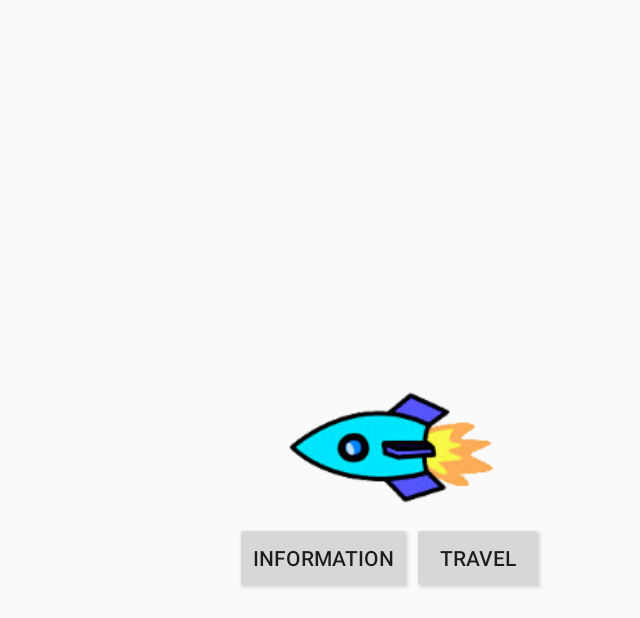
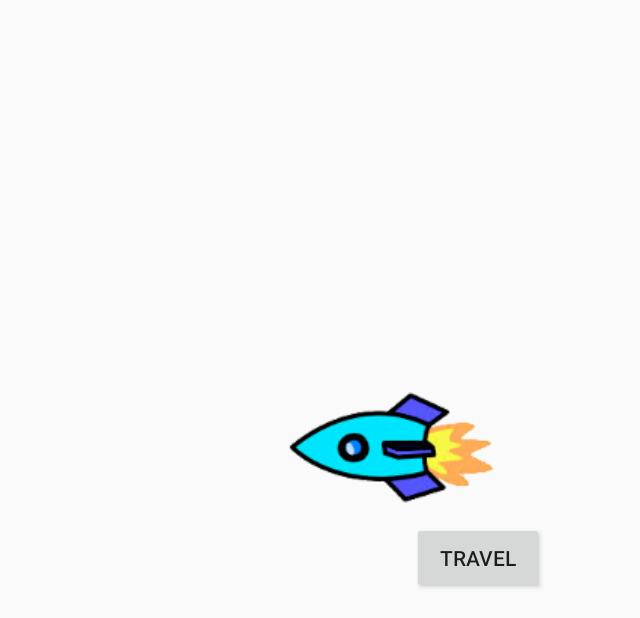
Before and after one commit to achepey/SpaceTrail, an Android app: the GameSceenActivity screen opened directly, with no data from a screen before it, on a phone screen of 824 x 412 dp (held sideways). Shown: the whole screen, without its empty margins (596-1236 px from the left). Run offline under Robolectric (Android 15) with nearby library versions, the phone set to English and light mode, and no system bars.

Commit message:
Refactoring Classes and removing error prone buttons

```diff
--- a/app/src/main/java/team19/spacetrail/game_info.java
+++ b/app/src/main/java/team19/spacetrail/GameInfoActivity.java
@@ -6,7 +6,7 @@ import android.view.Menu;
 import android.view.MenuItem;
 
 
-public class game_info extends Activity {
+public class GameInfoActivity extends Activity {
 
     @Override
     protected void onCreate(Bundle savedInstanceState) {
--- a/app/src/main/java/team19/spacetrail/game_screen.java
+++ b/app/src/main/java/team19/spacetrail/GameSceenActivity.java
@@ -2,7 +2,6 @@ package team19.spacetrail;
 
 import android.app.Activity;
 import android.app.AlertDialog;
-import android.content.Intent;
 import android.content.Intent;
 import android.os.Bundle;
 import android.view.GestureDetector;
@@ -13,14 +12,12 @@ import android.view.View;
 import android.view.Window;
 import android.view.WindowManager;
 import android.view.animation.TranslateAnimation;
-import android.widget.Button;
 import android.widget.ImageView;
-import android.widget.TextView;
 
 import java.util.ArrayList;
 
 
-public class game_screen extends Activity implements GestureDetector.OnGestureListener, GestureDetector.OnDoubleTapListener {
+public class GameSceenActivity extends Activity implements GestureDetector.OnGestureListener, GestureDetector.OnDoubleTapListener {
 
     private ImageView spaceship;
     private ArrayList<ImageView> planets;
@@ -108,7 +105,7 @@ public class game_screen extends Activity implements GestureDetector.OnGestureLi
 
     @Override
     public void onLongPress(MotionEvent event) {
-        Intent intent = new Intent(this, game_info.class);
+        Intent intent = new Intent(this, GameInfoActivity.class);
         startActivity(intent);
     }
 
--- a/app/src/main/java/team19/spacetrail/MainActivity.java
+++ b/app/src/main/java/team19/spacetrail/MainActivity.java
@@ -47,7 +47,7 @@ public class MainActivity extends Activity {
     }
     /* Called when the user hits the send to space button */
     public void headToSpace(View view) {
-        Intent intent = new Intent(this, game_screen.class);
+        Intent intent = new Intent(this, GameSceenActivity.class);
         TextView fuel = (TextView) findViewById(R.id.fuelQuantity);
         int fuelint = Integer.parseInt(fuel.getText().toString());
 
@@ -68,7 +68,7 @@ public class MainActivity extends Activity {
     }
 
     public void gameScreen(View view) {
-        Intent intent = new Intent(this, game_screen.class);
+        Intent intent = new Intent(this, GameSceenActivity.class);
         startActivity(intent);
         finish();
     }
--- a/app/src/main/res/layout/activity_game_screen.xml
+++ b/app/src/main/res/layout/activity_game_screen.xml
@@ -4,7 +4,7 @@
     android:paddingRight="@dimen/activity_horizontal_margin"
     android:paddingTop="@dimen/activity_vertical_margin"
     android:paddingBottom="@dimen/activity_vertical_margin"
-    tools:context="team19.spacetrail.game_screen">
+    tools:context="team19.spacetrail.GameSceenActivity">
 
     <ImageView
         android:id="@+id/spaceship"
@@ -91,7 +91,6 @@
         android:layout_width="wrap_content"
         android:layout_height="wrap_content"
         android:visibility="invisible"
-        android:layout_above="@+id/gameInfo"
         android:layout_alignParentLeft="true"
         android:layout_alignParentStart="true" />
 
@@ -105,14 +104,4 @@
         android:layout_alignParentEnd="true"
         android:onClick="moveShip"/>
 
-    <Button
-        android:layout_width="wrap_content"
-        android:layout_height="wrap_content"
-        android:text="@string/gameScreen_info"
-        android:id="@+id/gameInfo"
-        android:layout_alignTop="@+id/makeMove"
-        android:layout_toLeftOf="@+id/makeMove"
-        android:layout_toStartOf="@+id/makeMove"
-        android:onClick="gameInfoScreen"/>
-
 </RelativeLayout>
--- a/app/src/main/res/layout/activity_load_game.xml
+++ b/app/src/main/res/layout/activity_load_game.xml
@@ -4,8 +4,7 @@
     android:paddingRight="@dimen/activity_horizontal_margin"
     android:paddingTop="@dimen/activity_vertical_margin"
     android:paddingBottom="@dimen/activity_vertical_margin"
-    android:orientation="vertical"
-    tools:context="team19.spacetrail.load_game">
+    android:orientation="vertical">
 
     <ViewFlipper
         android:layout_width="match_parent"
--- a/app/src/main/res/menu/menu_game_info.xml
+++ b/app/src/main/res/menu/menu_game_info.xml
@@ -1,5 +1,5 @@
 <menu xmlns:android="http://schemas.android.com/apk/res/android"
-    xmlns:tools="http://schemas.android.com/tools" tools:context="team19.spacetrail.game_info">
+    xmlns:tools="http://schemas.android.com/tools" tools:context="team19.spacetrail.GameInfoActivity">
     <item android:id="@+id/action_settings" android:title="@string/action_settings"
         android:orderInCategory="100" android:showAsAction="never" />
 </menu>
--- a/app/src/main/res/menu/menu_game_screen.xml
+++ b/app/src/main/res/menu/menu_game_screen.xml
@@ -1,5 +1,5 @@
 <menu xmlns:android="http://schemas.android.com/apk/res/android"
-    xmlns:tools="http://schemas.android.com/tools" tools:context="team19.spacetrail.game_screen">
+    xmlns:tools="http://schemas.android.com/tools" tools:context="team19.spacetrail.GameSceenActivity">
     <item android:id="@+id/action_settings" android:title="@string/action_settings"
         android:orderInCategory="100" android:showAsAction="never" />
 </menu>
--- a/app/src/main/res/menu/menu_load_game.xml
+++ /dev/null
@@ -1,5 +0,0 @@
-<menu xmlns:android="http://schemas.android.com/apk/res/android"
-    xmlns:tools="http://schemas.android.com/tools" tools:context="team19.spacetrail.load_game">
-    <item android:id="@+id/action_settings" android:title="@string/action_settings"
-        android:orderInCategory="100" android:showAsAction="never" />
-</menu>
```
Also changed, not shown: app/src/main/AndroidManifest.xml (+2 -7 lines), app/src/main/java/team19/spacetrail/load_game.java (deleted, +0 -39 lines), app/src/main/res/layout/activity_game_info.xml (+1 -8 lines).
